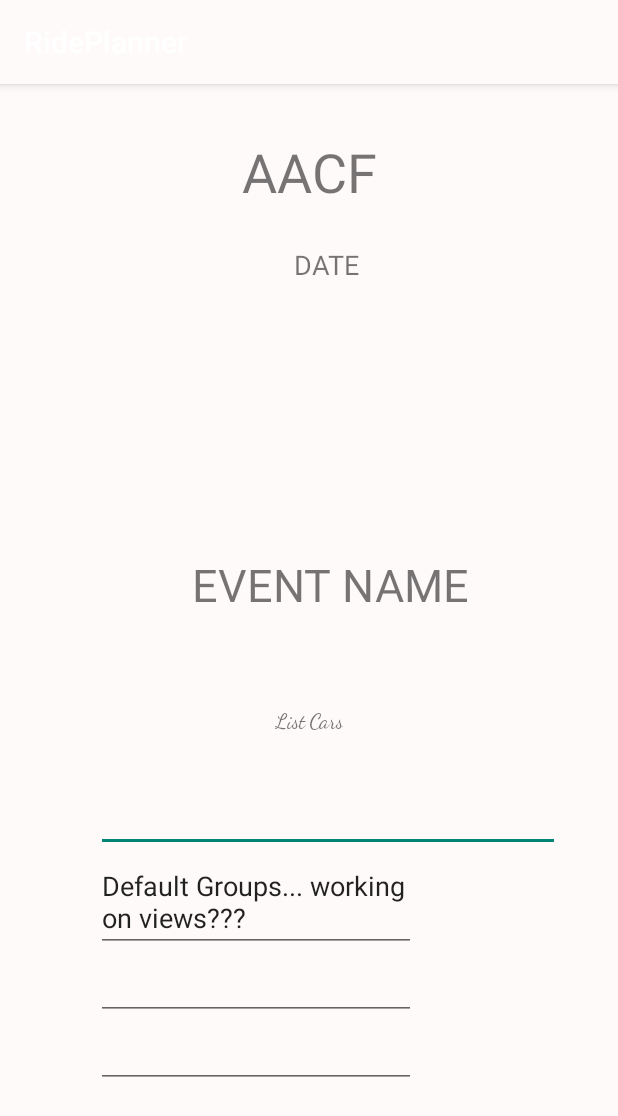
After one commit to Winggo/RidePlanner, an Android app: the viewAllCars screen opened directly, with no data from a screen before it, on a phone screen of 412 x 824 dp. The commit adds this screen. Shown: the top 1116 px of the screen. Run offline under Robolectric (Android 15) with nearby library versions, the phone set to English and light mode, and no system bars.

Commit message:
Adding more UI

```diff
--- a/app/build.gradle
+++ b/app/build.gradle
@@ -32,6 +32,7 @@ dependencies {
     implementation 'com.android.support:appcompat-v7:28.0.0'
     implementation 'com.android.support.constraint:constraint-layout:1.1.3'
     implementation 'com.android.support:design:28.0.0'
+    implementation 'android.arch.lifecycle:extensions:1.1.1'
     testImplementation 'junit:junit:4.12'
     androidTestImplementation 'com.android.support.test:runner:1.0.2'
     androidTestImplementation 'com.android.support.test.espresso:espresso-core:3.0.2'
--- a/app/src/main/AndroidManifest.xml
+++ b/app/src/main/AndroidManifest.xml
@@ -21,7 +21,11 @@
         </activity>
         <activity android:name=".GroupMenu" />
         <activity android:name=".CreatingGroups" />
-        <activity android:name=".YourGroups"></activity>
+        <activity android:name=".YourGroups" />
+        <activity android:name=".CreatingNewGroup" />
+        <activity android:name=".eventDetails" />
+        <activity android:name=".viewAllCars" />
+        <activity android:name=".yourCar"></activity>
     </application>
 
 </manifest>
--- /dev/null
+++ b/app/src/main/java/com/cmps121/rideplanner/viewAllCars.java
@@ -0,0 +1,13 @@
+package com.cmps121.rideplanner;
+
+import android.support.v7.app.AppCompatActivity;
+import android.os.Bundle;
+
+public class viewAllCars extends AppCompatActivity {
+
+    @Override
+    protected void onCreate(Bundle savedInstanceState) {
+        super.onCreate(savedInstanceState);
+        setContentView(R.layout.activity_view_all_cars);
+    }
+}
--- /dev/null
+++ b/app/src/main/res/layout/activity_view_all_cars.xml
@@ -0,0 +1,135 @@
+<?xml version="1.0" encoding="utf-8"?>
+<android.support.constraint.ConstraintLayout xmlns:android="http://schemas.android.com/apk/res/android"
+    xmlns:app="http://schemas.android.com/apk/res-auto"
+    xmlns:tools="http://schemas.android.com/tools"
+    android:layout_width="match_parent"
+    android:layout_height="match_parent"
+    tools:context=".viewAllCars">
+
+    <TableLayout
+        android:id="@+id/tableLayout"
+        android:layout_width="309dp"
+        android:layout_height="230dp"
+        android:layout_marginTop="8dp"
+        android:layout_marginBottom="8dp"
+        app:layout_constraintBottom_toBottomOf="parent"
+        app:layout_constraintEnd_toEndOf="parent"
+        app:layout_constraintHorizontal_bias="0.626"
+        app:layout_constraintStart_toStartOf="parent"
+        app:layout_constraintTop_toTopOf="parent"
+        app:layout_constraintVertical_bias="0.879">
+
+        <TableRow
+            android:layout_width="match_parent"
+            android:layout_height="match_parent" >
+
+            <EditText
+                android:id="@+id/editText2"
+                android:layout_width="wrap_content"
+                android:layout_height="wrap_content"
+                android:layout_weight="3"
+                android:ems="10"
+                android:inputType="textMultiLine"
+                android:selectAllOnFocus="false"
+                android:singleLine="false"
+                tools:layout_editor_absoluteX="0dp"
+                tools:layout_editor_absoluteY="299dp" />
+        </TableRow>
+
+        <TableRow
+            android:layout_width="match_parent"
+            android:layout_height="match_parent" >
+
+            <EditText
+                android:id="@+id/editText4"
+                android:layout_width="wrap_content"
+                android:layout_height="wrap_content"
+                android:ems="10"
+                android:inputType="textMultiLine"
+                android:text="Default Groups... working on views???" />
+        </TableRow>
+
+        <TableRow
+            android:layout_width="match_parent"
+            android:layout_height="match_parent" >
+
+            <EditText
+                android:id="@+id/editText5"
+                android:layout_width="wrap_content"
+                android:layout_height="wrap_content"
+                android:ems="10"
+                android:inputType="textMultiLine" />
+        </TableRow>
+
+        <TableRow
+            android:layout_width="match_parent"
+            android:layout_height="match_parent" >
+
+            <EditText
+                android:id="@+id/editText6"
+                android:layout_width="wrap_content"
+                android:layout_height="wrap_content"
+                android:ems="10"
+                android:inputType="textMultiLine" />
+        </TableRow>
+    </TableLayout>
+
+    <TextView
+        android:id="@+id/textView"
+        android:layout_width="wrap_content"
+        android:layout_height="wrap_content"
+        android:layout_marginTop="108dp"
+        android:text="DATE"
+        android:textSize="18sp"
+        app:layout_constraintEnd_toEndOf="parent"
+        app:layout_constraintHorizontal_bias="0.532"
+        app:layout_constraintStart_toStartOf="parent"
+        app:layout_constraintTop_toTopOf="parent" />
+
+    <TextView
+        android:id="@+id/textView5"
+        android:layout_width="wrap_content"
+        android:layout_height="wrap_content"
+        android:layout_marginStart="128dp"
+        android:layout_marginLeft="128dp"
+        android:layout_marginTop="8dp"
+        android:layout_marginEnd="8dp"
+        android:layout_marginRight="8dp"
+        android:layout_marginBottom="8dp"
+        android:text="EVENT NAME"
+        android:textSize="30sp"
+        app:layout_constraintBottom_toTopOf="@+id/tableLayout"
+        app:layout_constraintEnd_toEndOf="parent"
+        app:layout_constraintHorizontal_bias="0.0"
+        app:layout_constraintStart_toStartOf="parent"
+        app:layout_constraintTop_toBottomOf="@+id/textView"
+        app:layout_constraintVertical_bias="0.623" />
+
+    <TextView
+        android:id="@+id/textView6"
+        android:layout_width="wrap_content"
+        android:layout_height="wrap_content"
+        android:layout_marginTop="16dp"
+        android:layout_marginBottom="8dp"
+        android:text="AACF"
+        android:textSize="36sp"
+        app:layout_constraintBottom_toTopOf="@+id/textView"
+        app:layout_constraintEnd_toEndOf="parent"
+        app:layout_constraintStart_toStartOf="parent"
+        app:layout_constraintTop_toTopOf="parent" />
+
+    <TextView
+        android:id="@+id/textView7"
+        android:layout_width="wrap_content"
+        android:layout_height="wrap_content"
+        android:layout_marginTop="8dp"
+        android:layout_marginBottom="8dp"
+        android:fontFamily="cursive"
+        android:text="List Cars"
+        app:layout_constraintBottom_toTopOf="@+id/tableLayout"
+        app:layout_constraintEnd_toEndOf="parent"
+        app:layout_constraintStart_toStartOf="parent"
+        app:layout_constraintTop_toBottomOf="@+id/textView5"
+        app:layout_constraintVertical_bias="0.679" />
+
+</android.support.constraint.ConstraintLayout>
```
Also changed, not shown: app/src/main/java/com/cmps121/rideplanner/CreatingNewGroup.java (added, +13 -0 lines), app/src/main/java/com/cmps121/rideplanner/eventDetails.java (added, +13 -0 lines), app/src/main/java/com/cmps121/rideplanner/ui/yourcar/YourCarFragment.java (added, +36 -0 lines), app/src/main/java/com/cmps121/rideplanner/ui/yourcar/YourCarViewModel.java (added, +7 -0 lines), app/src/main/java/com/cmps121/rideplanner/yourCar.java (added, +20 -0 lines), app/src/main/res/layout/activity_creating_new_group.xml (added, +97 -0 lines), app/src/main/res/layout/activity_event_details.xml (added, +117 -0 lines), app/src/main/res/layout/activity_your_groups.xml (+7 -7 lines), app/src/main/res/layout/your_car_activity.xml (added, +7 -0 lines), app/src/main/res/layout/your_car_fragment.xml (added, +20 -0 lines).
